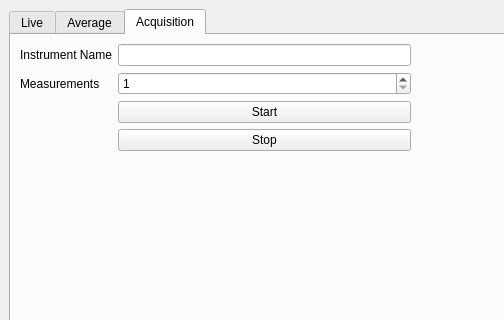
Qt form ns_app.ui (zmitchell/ns_trcd) before a commit; both pictures show x 0 to 504 and y 0 to 320 of the 822 by 646 pixel window.
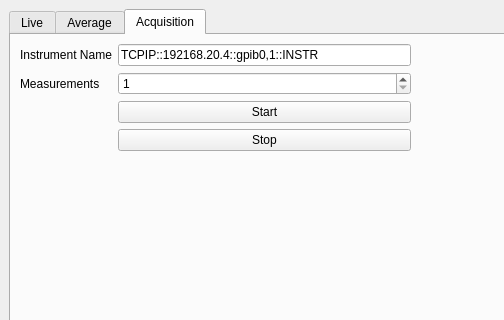
The same form after that commit. The open tabs and pages were chosen to show the change. Custom widgets are drawn as their Qt base class.

Commit message: feat(scope): Add default instrument identifier

What changed in the file:
```diff
--- a/ns_app.ui
+++ b/ns_app.ui
@@ -312,7 +312,11 @@
                </widget>
               </item>
               <item row="0" column="1">
-               <widget class="QLineEdit" name="instr_name"/>
+               <widget class="QLineEdit" name="instr_name">
+                <property name="text">
+                 <string>TCPIP::192168.20.4::gpib0,1::INSTR</string>
+                </property>
+               </widget>
               </item>
               <item row="3" column="1">
                <widget class="QPushButton" name="stop_btn">
```
The commit also changes 1 other file.
